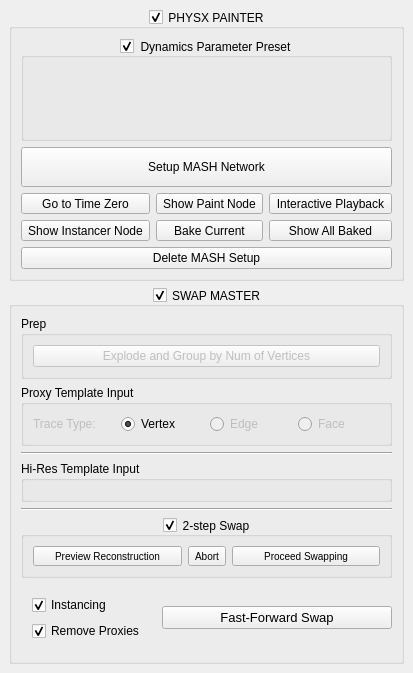
The window that src/gui/app/setDressMaster/ui.ui (mushogenshin/mk_dcc) describes before a commit, drawn with Qt 5.
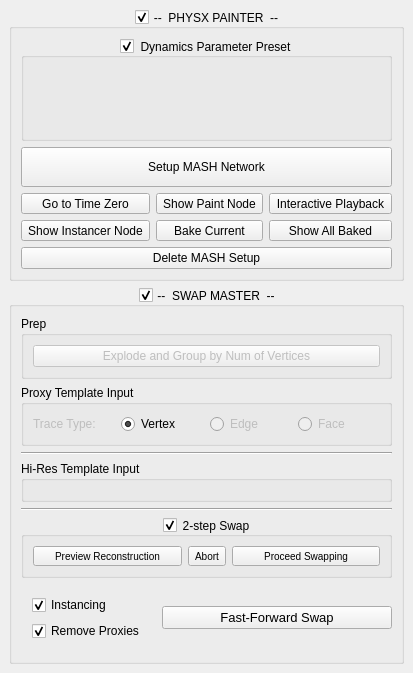
The same window after the commit. Icons and pictures are not drawn.

Commit message: WIP Made SwapMaster group box collapsible

What changed in the file:
```diff
--- a/src/gui/app/setDressMaster/ui.ui
+++ b/src/gui/app/setDressMaster/ui.ui
@@ -36,7 +36,7 @@
        <string notr="true"/>
       </property>
       <property name="title">
-       <string>PHYSX PAINTER</string>
+       <string>--  PHYSX PAINTER  --</string>
       </property>
       <property name="alignment">
        <set>Qt::AlignCenter</set>
@@ -298,7 +298,7 @@
        <string notr="true"/>
       </property>
       <property name="title">
-       <string>SWAP MASTER</string>
+       <string>--  SWAP MASTER  --</string>
       </property>
       <property name="alignment">
        <set>Qt::AlignCenter</set>
```
The commit also changes 3 other files.
